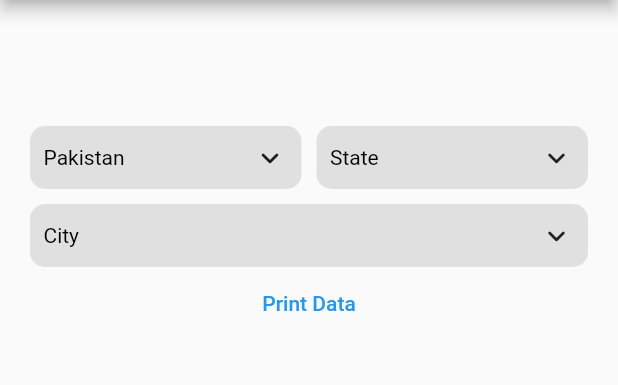
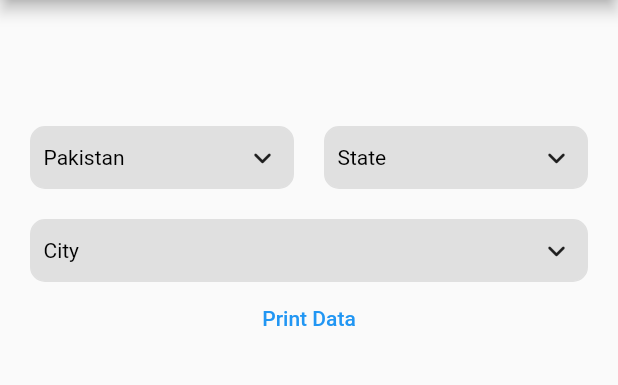
Before and after one commit to junaid140/csc_picker, a Flutter app: the screen it shows after launch, on a phone screen of 412 x 824 dp, the part 84-469 px from its top. Run offline on Flutter 3.47's test engine with Material 2 defaults, Android fonts, the phone set to English and light mode, and no system bars.

Commit message:
update 3-10-2023

```diff
--- a/lib/csc_picker.dart
+++ b/lib/csc_picker.dart
@@ -535,6 +535,7 @@ class CSCPicker extends StatefulWidget {
     this.showStates = true,
     this.showCities = true,
     this.defaultCountry,
+    this.spaceBetween = 20.0,
     this.currentCountry,
     this.currentState,
     this.currentCity,
@@ -565,6 +566,7 @@ class CSCPicker extends StatefulWidget {
   final CountryFlag flagState;
   final Layout layout;
   final double? searchBarRadius;
+  final double? spaceBetween;
   final double? dropdownDialogRadius;
 
   final CscCountry? defaultCountry;
@@ -643,7 +645,7 @@ class CSCPickerState extends State<CSCPicker> {
     if (_countryFilter.isNotEmpty) {
       _countryFilter.forEach((element) {
         var result = countries[Countries[element]!];
-        if(result!=null) addCountryToList(result);
+        if (result != null) addCountryToList(result);
       });
     } else {
       countries.forEach((data) {
@@ -661,8 +663,7 @@ class CSCPickerState extends State<CSCPicker> {
     model.emoji = data['emoji'];
     if (!mounted) return;
     setState(() {
-      widget.flagState == CountryFlag.ENABLE
-          ||
+      widget.flagState == CountryFlag.ENABLE ||
               widget.flagState == CountryFlag.SHOW_IN_DROP_DOWN_ONLY
           ? _country.add(model.emoji! +
               "    " +
@@ -807,11 +808,11 @@ class CSCPickerState extends State<CSCPicker> {
                 children: <Widget>[
                   countryDropdown(),
                   SizedBox(
-                    height: 10.0,
+                    height: widget.spaceBetween,
                   ),
                   stateDropdown(),
                   SizedBox(
-                    height: 10.0,
+                    height: widget.spaceBetween,
                   ),
                   cityDropdown()
                 ],
@@ -824,7 +825,7 @@ class CSCPickerState extends State<CSCPicker> {
                       Expanded(child: countryDropdown()),
                       widget.showStates
                           ? SizedBox(
-                              width: 10.0,
+                              width: widget.spaceBetween,
                             )
                           : Container(),
                       widget.showStates
@@ -833,7 +834,7 @@ class CSCPickerState extends State<CSCPicker> {
                     ],
                   ),
                   SizedBox(
-                    height: 10.0,
+                    height: widget.spaceBetween,
                   ),
                   widget.showStates && widget.showCities
                       ? cityDropdown()
```
Also changed, not shown: pubspec.lock.
